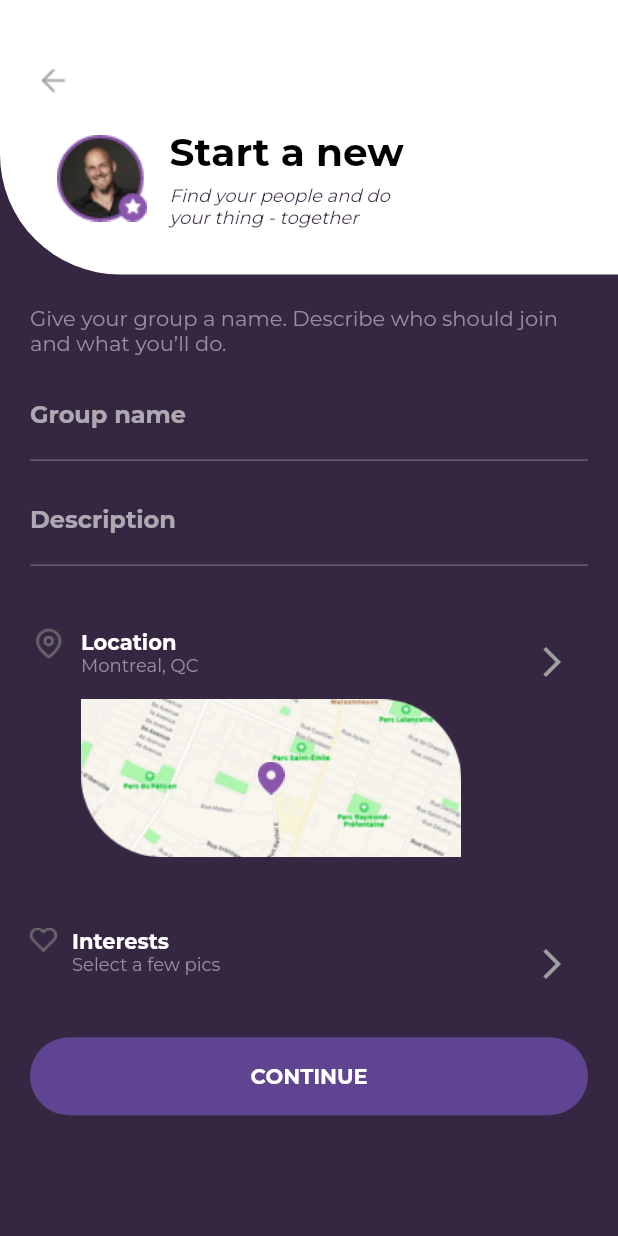
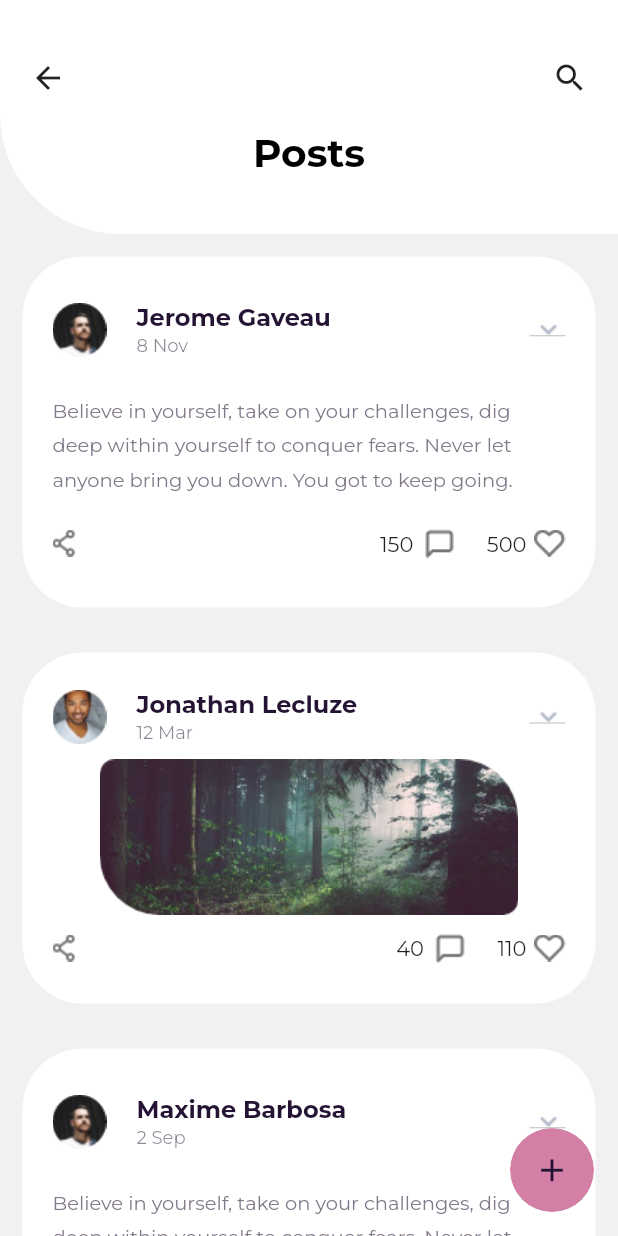
Before and after one commit to resulcay/social_meet_up, a Flutter app: the screen it shows after launch, on a phone screen of 412 x 824 dp. Run offline on Flutter 3.47's test engine with Material 2 defaults, Android fonts, the light colour scheme and no system bars; our stand-ins replace badges.

Commit message:
posts screen added

```diff
--- a/lib/components/custom_floating_action_button.dart
+++ b/lib/components/custom_floating_action_button.dart
@@ -3,15 +3,19 @@ import '../constants.dart';
 
 class CustomFloatingActionButton extends StatelessWidget {
   final Function() function;
+  final Color? buttonColor;
   const CustomFloatingActionButton({
     Key? key,
     required this.function,
+    this.buttonColor = kNormalWhite,
   }) : super(key: key);
 
   @override
   Widget build(BuildContext context) {
-    return FloatingActionButton(
-      backgroundColor: kNormalWhite,
+    return ClipRRect(
+      borderRadius: BorderRadius.circular(40),
+      child: FloatingActionButton(
+        backgroundColor: buttonColor,
         onPressed: () {},
         child: IconButton(
           onPressed: function,
@@ -21,6 +25,7 @@ class CustomFloatingActionButton extends StatelessWidget {
             color: kDarkestPurple,
           ),
         ),
+      ),
     );
   }
 }
--- a/lib/main.dart
+++ b/lib/main.dart
@@ -7,6 +7,7 @@ import 'package:social_meet_up/screens/event_screen/event_screen.dart';
 import 'package:social_meet_up/screens/messaging_screen/messaging_screen.dart';
 import 'package:social_meet_up/screens/new_group_screen/new_group_screen.dart';
 import 'package:social_meet_up/screens/notification_screen/notification_screen.dart';
+import 'package:social_meet_up/screens/post_screen/post_screen.dart';
 import 'providers/index_provider.dart';
 
 void main() {
@@ -33,7 +34,7 @@ class MyApp extends StatelessWidget {
           visualDensity: VisualDensity.adaptivePlatformDensity,
         ),
         home: const Scaffold(
-          body: NewGroupScreen(),
+          body: PostScreen(),
         ),
         // home: const OnboardingScreen(),
       ),
--- /dev/null
+++ b/lib/screens/post_screen/components/post_component.dart
@@ -0,0 +1,110 @@
+import 'package:flutter/material.dart';
+import 'package:social_meet_up/media_query_extension.dart';
+
+import '../../../constants.dart';
+
+class PostComponent extends StatelessWidget {
+  final String avatarPath;
+  final String userName;
+  final String date;
+  final Widget content;
+  final int commentCount;
+  final int likeCount;
+
+  const PostComponent({
+    Key? key,
+    required this.avatarPath,
+    required this.userName,
+    required this.date,
+    required this.content,
+    required this.commentCount,
+    required this.likeCount,
+  }) : super(key: key);
+
+  @override
+  Widget build(BuildContext context) {
+    return Padding(
+      padding: const EdgeInsets.all(15),
+      child: Container(
+        height: 234,
+        width: context.width,
+        padding: const EdgeInsets.all(20),
+        decoration: BoxDecoration(
+          borderRadius: BorderRadius.circular(40),
+          color: kNormalWhite,
+        ),
+        child: Column(
+          mainAxisAlignment: MainAxisAlignment.spaceAround,
+          children: [
+            Row(
+              children: [
+                Image.asset(avatarPath),
+                Padding(
+                  padding: const EdgeInsets.only(left: 20),
+                  child: Column(
+                    mainAxisAlignment: MainAxisAlignment.spaceEvenly,
+                    crossAxisAlignment: CrossAxisAlignment.start,
+                    children: [
+                      Text(
+                        userName,
+                        style: TextStyle(
+                          color: kDarkestPurple,
+                          fontSize: 16,
+                          fontWeight: FontWeight.bold,
+                        ),
+                      ),
+                      Text(
+                        date,
+                        style: TextStyle(
+                          color: kDarkPurple.withOpacity(.56),
+                          fontSize: 12,
+                          fontWeight: FontWeight.w400,
+                        ),
+                      ),
+                    ],
+                  ),
+                ),
+                Spacer(),
+                DropdownButton(
+                  icon: Image.asset("assets/images/dropdown.png"),
+                  items: const [],
+                  onChanged: (value) {},
+                )
+              ],
+            ),
+            content,
+            Row(
+              mainAxisAlignment: MainAxisAlignment.spaceBetween,
+              children: [
+                Image.asset("assets/images/share-2.png"),
+                Row(
+                  children: [
+                    Row(
+                      children: [
+                        Text(
+                          commentCount.toString(),
+                        ),
+                        const SizedBox(width: 5),
+                        Image.asset("assets/images/comment.png"),
+                      ],
+                    ),
+                    const SizedBox(width: 20),
+                    Row(
+                      children: [
+                        Text(
+                          likeCount.toString(),
+                        ),
+                        const SizedBox(width: 5),
+                        Image.asset("assets/images/heart-3.png"),
+                      ],
+                    ),
+                  ],
+                )
+              ],
+            )
+          ],
+        ),
+      ),
+    );
+  }
+}
--- /dev/null
+++ b/lib/screens/post_screen/post_screen.dart
@@ -0,0 +1,78 @@
+import 'package:flutter/material.dart';
+import 'package:social_meet_up/components/custom_floating_action_button.dart';
+
+import 'package:social_meet_up/screens/notification_screen/components/top_bar_container.dart';
+
+import '../../constants.dart';
+import 'components/post_component.dart';
+
+class PostScreen extends StatelessWidget {
+  const PostScreen({super.key});
+
+  @override
+  Widget build(BuildContext context) {
+    return Scaffold(
+      backgroundColor: kDarkWhite,
+      floatingActionButton: CustomFloatingActionButton(
+        function: () {},
+        buttonColor: kNormalPink,
+      ),
+      body: SingleChildScrollView(
+        child: Column(
+          children: [
+            TopBarContainer(
+              trailingWidget: IconButton(
+                onPressed: () {},
+                icon: const Icon(
+                  Icons.search,
+                ),
+              ),
+              backgroundColor: kDarkWhite,
+              title: "Posts",
+            ),
+            const PostComponent(
+              avatarPath: "assets/images/post-pp.png",
+              userName: "Jerome Gaveau",
+              date: "8 Nov",
+              content: Text(
+                "Believe in yourself, take on your challenges, dig deep within yourself to conquer fears. Never let anyone bring you down. You got to keep going.",
+                style: TextStyle(
+                  fontSize: 13,
+                  fontWeight: FontWeight.w400,
+                  color: kNormalGrey,
+                  height: 1.8,
+                ),
+              ),
+              commentCount: 150,
+              likeCount: 500,
+            ),
+            PostComponent(
+              avatarPath: "assets/images/avatar.png",
+              userName: "Jonathan Lecluze",
+              date: "12 Mar",
+              content: Image.asset("assets/images/post-image.png"),
+              commentCount: 40,
+              likeCount: 110,
+            ),
+            const PostComponent(
+              avatarPath: "assets/images/post-pp.png",
+              userName: "Maxime Barbosa",
+              date: "2 Sep",
+              content: Text(
+                "Believe in yourself, take on your challenges, dig deep within yourself to conquer fears. Never let anyone bring you down. You got to keep going.",
+                style: TextStyle(
+                  fontSize: 13,
+                  fontWeight: FontWeight.w400,
+                  color: kNormalGrey,
+                  height: 1.8,
+                ),
+              ),
+              commentCount: 5,
+              likeCount: 20,
+            ),
+          ],
+        ),
+      ),
+    );
+  }
+}
```
Also changed, not shown: assets/images/avatar.png (added), assets/images/comment.png (added), assets/images/dropdown.png (added), assets/images/heart-3.png (added), assets/images/post-image.png (added), assets/images/post-pp.png (added), assets/images/share-2.png (added). Lines whose indentation alone changed are shown as unchanged.
